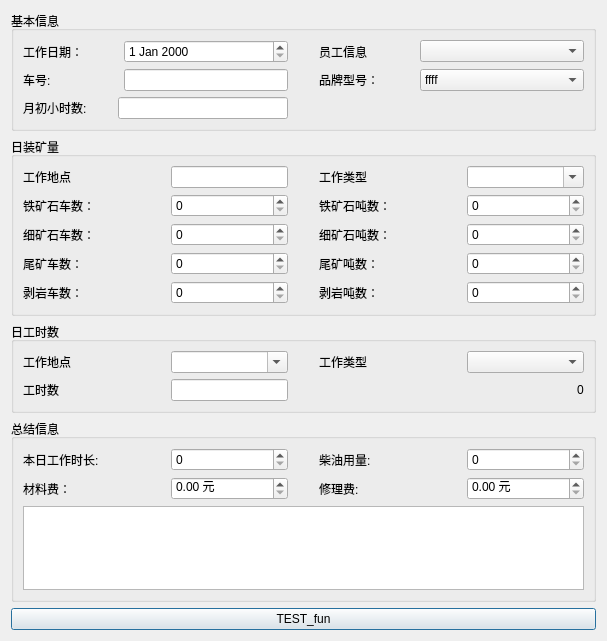
The window that adddayworkdialog.ui (chksong/MineCarsManage) describes before a commit, drawn with Qt 5.
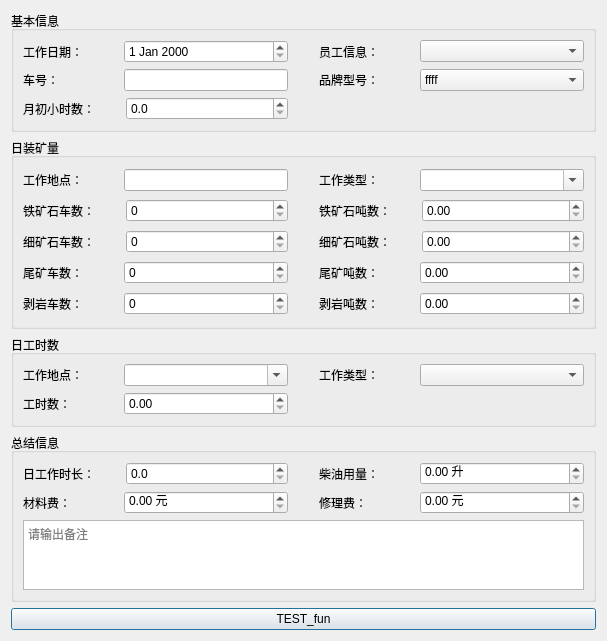
The same window after the commit.

Commit message: 日常工作录入，窗口布局

```diff
--- a/adddayworkdialog.ui
+++ b/adddayworkdialog.ui
@@ -13,7 +13,7 @@
   <property name="windowTitle">
    <string>Dialog</string>
   </property>
-  <layout class="QVBoxLayout" name="verticalLayout_5">
+  <layout class="QVBoxLayout" name="verticalLayout_5" stretch="3,5,2,4,0">
    <item>
     <widget class="QGroupBox" name="groupBox_2">
      <property name="title">
@@ -44,7 +44,7 @@
           <item>
            <widget class="QLabel" name="label">
             <property name="text">
-             <string>员工信息</string>
+             <string>员工信息：</string>
             </property>
            </widget>
           </item>
@@ -65,7 +65,7 @@
           <item>
            <widget class="QLabel" name="label_2">
             <property name="text">
-             <string>车号:</string>
+             <string>车号：</string>
             </property>
            </widget>
           </item>
@@ -110,16 +110,20 @@
          <number>31</number>
         </property>
         <item>
-         <layout class="QHBoxLayout" name="horizontalLayout_20">
+         <layout class="QHBoxLayout" name="horizontalLayout_20" stretch="3,7">
           <item>
            <widget class="QLabel" name="label_13">
             <property name="text">
-             <string>月初小时数:</string>
+             <string>月初小时数：</string>
             </property>
            </widget>
           </item>
           <item>
-           <widget class="QLineEdit" name="lineEdit_4"/>
+           <widget class="QDoubleSpinBox" name="doubleSpinBox_2">
+            <property name="decimals">
+             <number>1</number>
+            </property>
+           </widget>
           </item>
          </layout>
         </item>
@@ -164,11 +168,11 @@
          <number>31</number>
         </property>
         <item>
-         <layout class="QHBoxLayout" name="horizontalLayout_7" stretch="1,1">
+         <layout class="QHBoxLayout" name="horizontalLayout_7" stretch="3,7">
           <item>
            <widget class="QLabel" name="label_5">
             <property name="text">
-             <string>工作地点</string>
+             <string>工作地点：</string>
             </property>
            </widget>
           </item>
@@ -178,11 +182,11 @@
          </layout>
         </item>
         <item>
-         <layout class="QHBoxLayout" name="horizontalLayout_8" stretch="0,0">
+         <layout class="QHBoxLayout" name="horizontalLayout_8" stretch="3,7">
           <item>
            <widget class="QLabel" name="label_6">
             <property name="text">
-             <string>工作类型</string>
+             <string>工作类型：</string>
             </property>
            </widget>
           </item>
@@ -203,7 +207,7 @@
          <number>31</number>
         </property>
         <item>
-         <layout class="QHBoxLayout" name="horizontalLayout_11">
+         <layout class="QHBoxLayout" name="horizontalLayout_11" stretch="3,7">
           <item>
            <widget class="QLabel" name="label_7">
             <property name="text">
@@ -217,7 +221,7 @@
          </layout>
         </item>
         <item>
-         <layout class="QHBoxLayout" name="horizontalLayout_10">
+         <layout class="QHBoxLayout" name="horizontalLayout_10" stretch="3,7">
           <item>
            <widget class="QLabel" name="label_8">
             <property name="text">
@@ -226,19 +230,19 @@
            </widget>
           </item>
           <item>
-           <widget class="QSpinBox" name="spinBox_2"/>
+           <widget class="QDoubleSpinBox" name="doubleSpinBox_2"/>
           </item>
          </layout>
         </item>
        </layout>
       </item>
       <item>
-       <layout class="QHBoxLayout" name="horizontalLayout_13">
+       <layout class="QHBoxLayout" name="horizontalLayout_13" stretch="1,1">
         <property name="spacing">
          <number>31</number>
         </property>
         <item>
-         <layout class="QHBoxLayout" name="horizontalLayout_14">
+         <layout class="QHBoxLayout" name="horizontalLayout_14" stretch="3,7">
           <item>
            <widget class="QLabel" name="label_9">
             <property name="text">
@@ -252,7 +256,7 @@
          </layout>
         </item>
         <item>
-         <layout class="QHBoxLayout" name="horizontalLayout_15">
+         <layout class="QHBoxLayout" name="horizontalLayout_15" stretch="3,7">
           <item>
            <widget class="QLabel" name="label_10">
             <property name="text">
@@ -261,19 +265,19 @@
            </widget>
           </item>
           <item>
-           <widget class="QSpinBox" name="spinBox_4"/>
+           <widget class="QDoubleSpinBox" name="doubleSpinBox_4"/>
           </item>
          </layout>
         </item>
        </layout>
       </item>
       <item>
-       <layout class="QHBoxLayout" name="horizontalLayout_16">
+       <layout class="QHBoxLayout" name="horizontalLayout_16" stretch="1,1">
         <property name="spacing">
          <number>31</number>
         </property>
         <item>
-         <layout class="QHBoxLayout" name="horizontalLayout_17">
+         <layout class="QHBoxLayout" name="horizontalLayout_17" stretch="3,7">
           <item>
            <widget class="QLabel" name="label_11">
             <property name="text">
@@ -287,7 +291,7 @@
          </layout>
         </item>
         <item>
-         <layout class="QHBoxLayout" name="horizontalLayout_18">
+         <layout class="QHBoxLayout" name="horizontalLayout_18" stretch="3,7">
           <item>
            <widget class="QLabel" name="label_12">
             <property name="text">
@@ -296,19 +300,19 @@
            </widget>
           </item>
           <item>
-           <widget class="QSpinBox" name="spinBox_6"/>
+           <widget class="QDoubleSpinBox" name="doubleSpinBox_6"/>
           </item>
          </layout>
         </item>
        </layout>
       </item>
       <item>
-       <layout class="QHBoxLayout" name="horizontalLayout_23">
+       <layout class="QHBoxLayout" name="horizontalLayout_23" stretch="1,1">
         <property name="spacing">
          <number>31</number>
         </property>
         <item>
-         <layout class="QHBoxLayout" name="horizontalLayout_24">
+         <layout class="QHBoxLayout" name="horizontalLayout_24" stretch="3,7">
           <item>
            <widget class="QLabel" name="label_15">
             <property name="text">
@@ -322,7 +326,7 @@
          </layout>
         </item>
         <item>
-         <layout class="QHBoxLayout" name="horizontalLayout_25">
+         <layout class="QHBoxLayout" name="horizontalLayout_25" stretch="3,7">
           <item>
            <widget class="QLabel" name="label_16">
             <property name="text">
@@ -331,7 +335,7 @@
            </widget>
           </item>
           <item>
-           <widget class="QSpinBox" name="spinBox_8"/>
+           <widget class="QDoubleSpinBox" name="doubleSpinBox_8"/>
           </item>
          </layout>
         </item>
@@ -352,11 +356,11 @@
          <number>31</number>
         </property>
         <item>
-         <layout class="QHBoxLayout" name="horizontalLayout_26">
+         <layout class="QHBoxLayout" name="horizontalLayout_26" stretch="3,7">
           <item>
            <widget class="QLabel" name="label_17">
             <property name="text">
-             <string>工作地点</string>
+             <string>工作地点：</string>
             </property>
            </widget>
           </item>
@@ -370,11 +374,11 @@
          </layout>
         </item>
         <item>
-         <layout class="QHBoxLayout" name="horizontalLayout_27">
+         <layout class="QHBoxLayout" name="horizontalLayout_27" stretch="3,7">
           <item>
            <widget class="QLabel" name="label_18">
             <property name="text">
-             <string>工作类型</string>
+             <string>工作类型：</string>
             </property>
            </widget>
           </item>
@@ -391,16 +395,16 @@
          <number>31</number>
         </property>
         <item>
-         <layout class="QHBoxLayout" name="horizontalLayout_30" stretch="1,1">
+         <layout class="QHBoxLayout" name="horizontalLayout_30" stretch="3,7">
           <item>
            <widget class="QLabel" name="label_19">
             <property name="text">
-             <string>工时数</string>
+             <string>工时数：</string>
             </property>
            </widget>
           </item>
           <item>
-           <widget class="QLineEdit" name="lineEdit_3"/>
+           <widget class="QDoubleSpinBox" name="doubleSpinBox_3"/>
           </item>
          </layout>
         </item>
@@ -422,7 +426,7 @@
           <item>
            <widget class="QLabel" name="label_24">
             <property name="text">
-             <string>0</string>
+             <string/>
             </property>
            </widget>
           </item>
@@ -438,49 +442,57 @@
      <property name="title">
       <string>总结信息</string>
      </property>
-     <layout class="QVBoxLayout" name="verticalLayout_4" stretch="1,1,1">
+     <layout class="QVBoxLayout" name="verticalLayout_4">
       <item>
-       <layout class="QHBoxLayout" name="horizontalLayout_33">
+       <layout class="QHBoxLayout" name="horizontalLayout_33" stretch="1,1">
         <property name="spacing">
          <number>31</number>
         </property>
         <item>
-         <layout class="QHBoxLayout" name="horizontalLayout_19">
+         <layout class="QHBoxLayout" name="horizontalLayout_19" stretch="3,7">
           <item>
            <widget class="QLabel" name="label_20">
             <property name="text">
-             <string>本日工作时长:</string>
+             <string>日工作时长：</string>
             </property>
            </widget>
           </item>
           <item>
-           <widget class="QSpinBox" name="spinBox_9"/>
+           <widget class="QDoubleSpinBox" name="doubleSpinBox_9">
+            <property name="decimals">
+             <number>1</number>
+            </property>
+           </widget>
           </item>
          </layout>
         </item>
         <item>
-         <layout class="QHBoxLayout" name="horizontalLayout_32">
+         <layout class="QHBoxLayout" name="horizontalLayout_32" stretch="3,7">
           <item>
            <widget class="QLabel" name="label_21">
             <property name="text">
-             <string>柴油用量:</string>
+             <string>柴油用量：</string>
             </property>
            </widget>
           </item>
           <item>
-           <widget class="QSpinBox" name="spinBox_10"/>
+           <widget class="QDoubleSpinBox" name="doubleSpinBox_10">
+            <property name="suffix">
+             <string> 升</string>
+            </property>
+           </widget>
           </item>
          </layout>
         </item>
        </layout>
       </item>
       <item>
-       <layout class="QHBoxLayout" name="horizontalLayout_36">
+       <layout class="QHBoxLayout" name="horizontalLayout_36" stretch="1,1">
         <property name="spacing">
          <number>31</number>
         </property>
         <item>
-         <layout class="QHBoxLayout" name="horizontalLayout_34">
+         <layout class="QHBoxLayout" name="horizontalLayout_34" stretch="3,7">
           <item>
            <widget class="QLabel" name="label_22">
             <property name="text">
@@ -498,11 +510,11 @@
          </layout>
         </item>
         <item>
-         <layout class="QHBoxLayout" name="horizontalLayout_35">
+         <layout class="QHBoxLayout" name="horizontalLayout_35" stretch="3,7">
           <item>
            <widget class="QLabel" name="label_23">
             <property name="text">
-             <string>修理费:</string>
+             <string>修理费：</string>
             </property>
            </widget>
           </item>
@@ -518,7 +530,11 @@
        </layout>
       </item>
       <item>
-       <widget class="QTextEdit" name="textEdit"/>
+       <widget class="QTextEdit" name="textEdit">
+        <property name="placeholderText">
+         <string>请输出备注</string>
+        </property>
+       </widget>
       </item>
      </layout>
     </widget>
```
Left out of the diff: 2 changed lines with no effect on the pictures. The commit also changes 1 other file.
